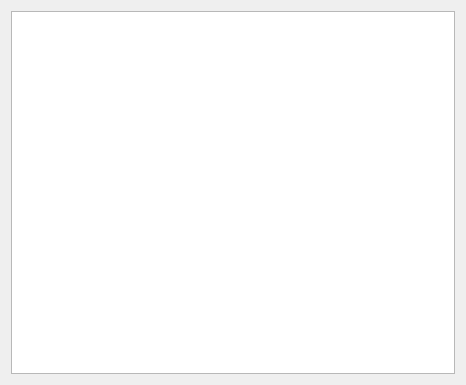
KDE/kde-runtime, file drkonqi/bugzillaintegration/ui/assistantpage_conclusions_dialog.ui: the form before one commit.
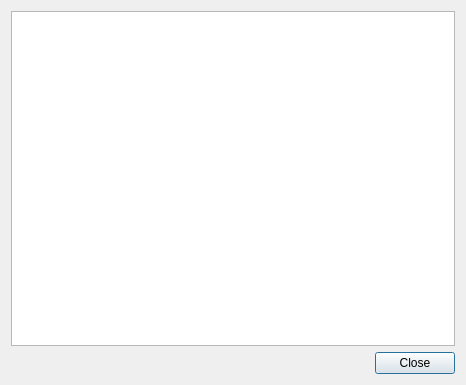
The form after the commit. Custom widgets are drawn as their Qt base class.

```diff
--- a/drkonqi/bugzillaintegration/ui/assistantpage_conclusions_dialog.ui
+++ b/drkonqi/bugzillaintegration/ui/assistantpage_conclusions_dialog.ui
@@ -1,7 +1,7 @@
 <?xml version="1.0" encoding="UTF-8"?>
 <ui version="4.0">
  <class>AssistantPageConclusionsDialog</class>
- <widget class="QWidget" name="AssistantPageConclusionsDialog">
+ <widget class="QDialog" name="AssistantPageConclusionsDialog">
   <property name="geometry">
    <rect>
     <x>0</x>
@@ -18,17 +18,17 @@
   </property>
   <layout class="QVBoxLayout" name="verticalLayout">
    <item>
-    <widget class="KTextBrowser" name="m_reportInformationBrowser"/>
+    <widget class="QTextBrowser" name="m_reportInformationBrowser"/>
+   </item>
+   <item>
+    <widget class="QDialogButtonBox" name="buttonBox">
+     <property name="standardButtons">
+      <set>QDialogButtonBox::Close</set>
+     </property>
+    </widget>
    </item>
   </layout>
  </widget>
- <customwidgets>
-  <customwidget>
-   <class>KTextBrowser</class>
-   <extends>QTextBrowser</extends>
-   <header>ktextbrowser.h</header>
-  </customwidget>
- </customwidgets>
  <resources/>
  <connections/>
 </ui>
```
Left out of the diff: 35 changed lines with no effect on the pictures.
